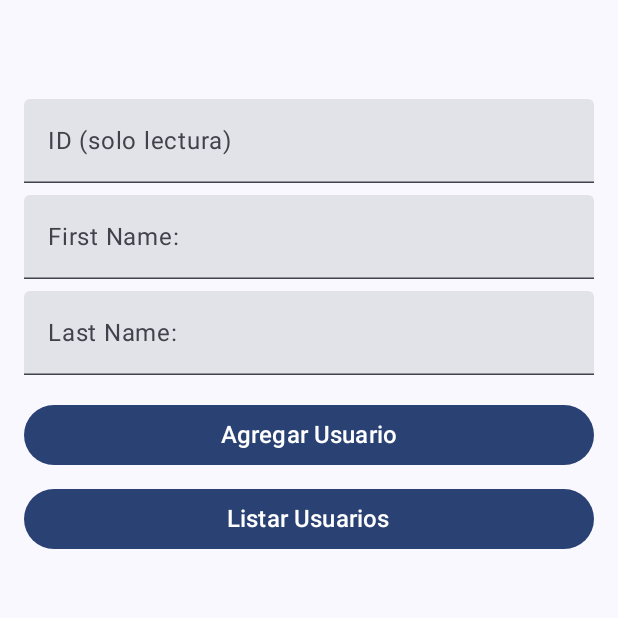
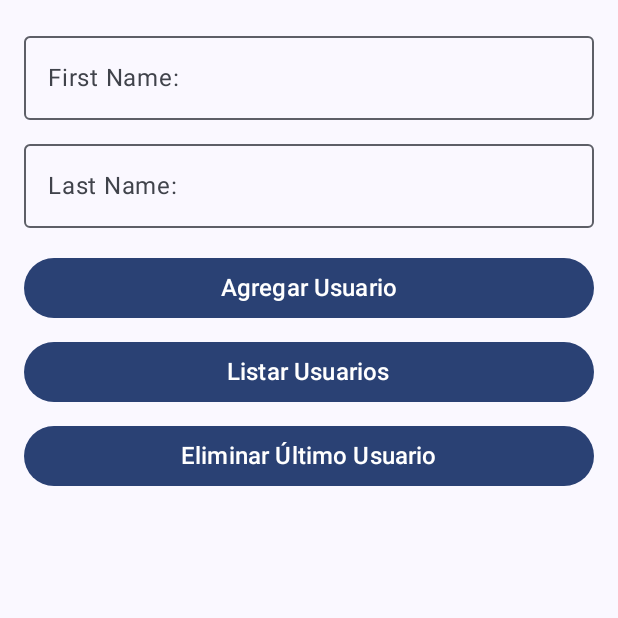
Before and after one commit to aresCharcaC/lab7_1, an Android app built with Jetpack Compose: the screen it shows after launch (MainActivity), on a phone screen of 412 x 824 dp, the top half of it. Run offline under Robolectric (Android 15) with nearby library versions, the phone set to English and light mode, and no system bars; 2 statements that could not run were skipped.

Commit message:
se agrega el boton para eliminar el ultimo user agregado

```diff
--- a/app/src/main/java/com/example/DB/DAO/UserDao.kt
+++ b/app/src/main/java/com/example/DB/DAO/UserDao.kt
@@ -12,4 +12,7 @@ interface UserDao {
 
     @Insert
     suspend fun insert(user: User)
+
+    @Query("DELETE FROM User WHERE uid = (SELECT MAX(uid) FROM User)")
+    suspend fun deleteLastUser()
 }
--- a/app/src/main/java/com/example/lab7_1/ui/ScreenUser.kt
+++ b/app/src/main/java/com/example/lab7_1/ui/ScreenUser.kt
@@ -2,7 +2,6 @@ package com.example.lab7_1.ui
 
 import androidx.compose.material3.Button
 import androidx.compose.material3.Text
-import androidx.compose.material3.TextField
 import androidx.compose.runtime.Composable
 import androidx.compose.runtime.getValue
 import androidx.compose.runtime.mutableStateOf
@@ -17,7 +16,6 @@ import androidx.compose.foundation.layout.*
 import androidx.compose.material3.*
 import androidx.compose.runtime.*
 import androidx.compose.ui.Modifier
-import androidx.compose.ui.graphics.Color
 import androidx.compose.ui.unit.dp
 import kotlinx.coroutines.launch
 
@@ -25,8 +23,7 @@ import kotlinx.coroutines.launch
 @Composable
 fun ScreenUser() {
     val context = LocalContext.current
-    var db: UserDatabase by remember { mutableStateOf(UserDatabase.getDatabase(context)) }
-    var id by remember { mutableStateOf("") }
+    val db = remember { UserDatabase.getDatabase(context) }
     var firstName by remember { mutableStateOf("") }
     var lastName by remember { mutableStateOf("") }
     var dataUser by remember { mutableStateOf("") }
@@ -39,17 +36,7 @@ fun ScreenUser() {
             .fillMaxSize()
             .padding(16.dp)
     ) {
-        Spacer(Modifier.height(50.dp))
-        TextField(
-            value = id,
-            onValueChange = { id = it },
-            label = { Text("ID (solo lectura)") },
-            readOnly = true,
-            singleLine = true,
-            modifier = Modifier.fillMaxWidth()
-        )
-        Spacer(Modifier.height(8.dp))
-        TextField(
+        OutlinedTextField(
             value = firstName,
             onValueChange = { firstName = it },
             label = { Text("First Name: ") },
@@ -57,7 +44,7 @@ fun ScreenUser() {
             modifier = Modifier.fillMaxWidth()
         )
         Spacer(Modifier.height(8.dp))
-        TextField(
+        OutlinedTextField(
             value = lastName,
             onValueChange = { lastName = it },
             label = { Text("Last Name:") },
@@ -69,12 +56,12 @@ fun ScreenUser() {
             onClick = {
                 val user = User(firstName = firstName, lastName = lastName)
                 coroutineScope.launch {
-                    AgregarUsuario(user = user, dao = dao)
+                    dao.insert(user)
+                    firstName = ""
+                    lastName = ""
                 }
-                firstName = ""
-                lastName = ""
             },
-            modifier = Modifier.fillMaxWidth(),
+            modifier = Modifier.fillMaxWidth()
         ) {
             Text("Agregar Usuario", fontSize = 16.sp)
         }
@@ -82,13 +69,24 @@ fun ScreenUser() {
         Button(
             onClick = {
                 coroutineScope.launch {
-                    val data = getUsers(dao = dao)
-                    dataUser = data
+                    dataUser = getUsers(dao)
                 }
             },
             modifier = Modifier.fillMaxWidth()
         ) {
             Text("Listar Usuarios", fontSize = 16.sp)
+        }
+        Spacer(Modifier.height(8.dp))
+        Button(
+            onClick = {
+                coroutineScope.launch {
+                    dao.deleteLastUser()
+                    dataUser = getUsers(dao)
+                }
+            },
+            modifier = Modifier.fillMaxWidth()
+        ) {
+            Text("Eliminar Último Usuario", fontSize = 16.sp)
         }
         Spacer(Modifier.height(16.dp))
         Text(
@@ -102,16 +100,7 @@ suspend fun getUsers(dao: UserDao): String {
     var rpta = ""
     val users = dao.getAll()
     users.forEach { user ->
-        val fila = "${user.firstName} - ${user.lastName}\n"
-        rpta += fila
+        rpta += "${user.firstName} - ${user.lastName}\n"
     }
     return rpta
 }
-
-suspend fun AgregarUsuario(user: User, dao: UserDao) {
-    try {
-        dao.insert(user)
-    } catch (e: Exception) {
-        android.util.Log.e("User", "Error: insert: ${e.message}")
-    }
-}
```
